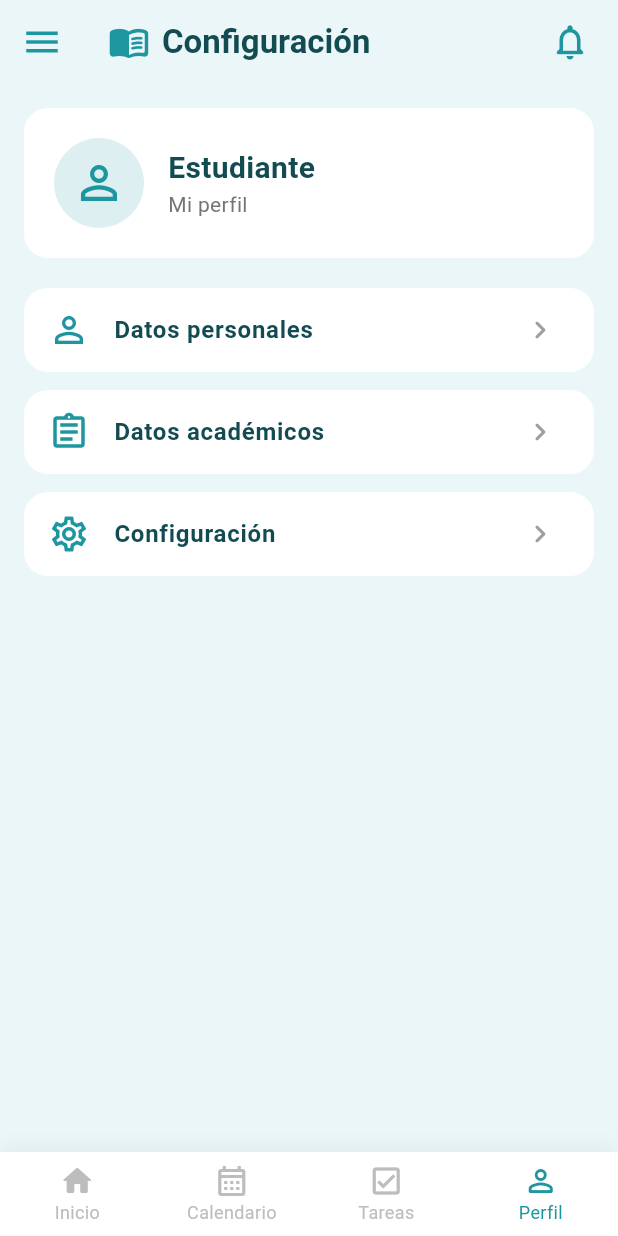
After one commit to Jon-utvam/EstuAgenda-v2, a Flutter app: the ProfileScreen screen opened directly, on a phone screen of 412 x 824 dp. The commit adds this screen. Run offline on Flutter 3.47's test engine with Material 3 defaults, Android fonts, the phone set to English and light mode, and no system bars.

Commit message:
agrega pantallas de perfil y configuracion

```diff
--- a/estu_agenda/lib/screens/calendar_screen.dart
+++ b/estu_agenda/lib/screens/calendar_screen.dart
@@ -2,6 +2,7 @@ import 'package:flutter/material.dart';
 import '../models/models.dart';
 import 'materias_tareas_screen.dart';
 import 'login_screen.dart';
+import 'profile_screen.dart';
 
 
 class TareaConMateria {
@@ -364,7 +365,10 @@ class _CalendarScreenState extends State<CalendarScreen> {
             if (index == 1 || index == 2) {
               _abrirPantallaMateriasYTareas();
             } else if (index == 3) {
-              _mostrarMensajeEnDesarrollo('Perfil');
+              Navigator.pushReplacement(
+                context,
+                MaterialPageRoute(builder: (context) => const ProfileScreen()),
+              );
             }
           },
           type: BottomNavigationBarType.fixed,
--- /dev/null
+++ b/estu_agenda/lib/screens/profile_screen.dart
@@ -0,0 +1,349 @@
+import 'package:flutter/material.dart';
+import 'settings_screen.dart';
+import 'calendar_screen.dart';
+import 'materias_tareas_screen.dart';
+import 'login_screen.dart'; // Importante para poder cerrar sesión
+
+class ProfileScreen extends StatefulWidget {
+  const ProfileScreen({super.key});
+
+  @override
+  State<ProfileScreen> createState() => _ProfileScreenState();
+}
+
+class _ProfileScreenState extends State<ProfileScreen> {
+  static const Color primaryTeal = Color(0xFF1D969F);
+  static const Color bgColor = Color(0xFFEBF6F8);
+  static const Color cardColor = Colors.white;
+  static const Color textDark = Color(0xFF124B51);
+
+  final int _currentBottomNavIndex = 3; // Índice 3 corresponde al Perfil
+
+  // Función para construir cada opción de la pantalla principal de perfil
+  Widget _buildProfileOption({required IconData icon, required String title, VoidCallback? onTap}) {
+    return Container(
+      margin: const EdgeInsets.only(bottom: 12),
+      decoration: BoxDecoration(
+        color: cardColor,
+        borderRadius: BorderRadius.circular(16),
+      ),
+      child: ListTile(
+        onTap: onTap,
+        leading: Icon(icon, color: primaryTeal, size: 28),
+        title: Text(
+          title,
+          style: const TextStyle(
+            color: textDark,
+            fontWeight: FontWeight.w600,
+            fontSize: 16,
+          ),
+        ),
+        trailing: const Icon(Icons.chevron_right_rounded, color: Colors.grey),
+      ),
+    );
+  }
+
+  // Función para construir las opciones del menú lateral (Drawer)
+  Widget _buildDrawerOption({
+    required IconData icon,
+    required String title,
+    required VoidCallback onTap,
+    bool isSelected = false,
+    bool isLogout = false,
+  }) {
+    final colorText = isLogout ? Colors.red : (isSelected ? primaryTeal : textDark);
+    final colorBg = isSelected ? primaryTeal.withOpacity(0.12) : Colors.transparent;
+
+    return Container(
+      margin: const EdgeInsets.symmetric(vertical: 2),
+      decoration: BoxDecoration(
+        color: colorBg,
+        borderRadius: BorderRadius.circular(12),
+      ),
+      child: ListTile(
+        onTap: onTap,
+        dense: true,
+        leading: Icon(icon, color: colorText, size: 22),
+        title: Text(
+          title,
+          style: TextStyle(
+            color: colorText,
+            fontWeight: isSelected ? FontWeight.bold : FontWeight.w500,
+            fontSize: 15,
+          ),
+        ),
+      ),
+    );
+  }
+
+  void _onBottomNavTapped(int index) {
+    if (index == 0 || index == 1) {
+      Navigator.pushReplacement(
+        context,
+        MaterialPageRoute(builder: (context) => const CalendarScreen()),
+      );
+    } else if (index == 2) {
+      Navigator.pushReplacement(
+        context,
+        MaterialPageRoute(builder: (context) => const MateriasTareasScreen()),
+      );
+    }
+  }
+
+  @override
+  Widget build(BuildContext context) {
+    return Scaffold(
+      backgroundColor: bgColor,
+      appBar: AppBar(
+        backgroundColor: bgColor,
+        elevation: 0,
+        leading: Builder(
+          builder: (context) => IconButton(
+            icon: const Icon(Icons.menu, color: primaryTeal, size: 28),
+            onPressed: () => Scaffold.of(context).openDrawer(),
+          ),
+        ),
+        title: Row(
+          mainAxisSize: MainAxisSize.min,
+          children: const [
+            Icon(Icons.menu_book_rounded, color: primaryTeal, size: 28),
+            SizedBox(width: 8),
+            Text(
+              'Configuración',
+              style: TextStyle(
+                color: textDark,
+                fontWeight: FontWeight.bold,
+                fontSize: 22,
+              ),
+            ),
+          ],
+        ),
+        centerTitle: false,
+        actions: [
+          IconButton(
+            icon: const Icon(Icons.notifications_none_rounded, color: primaryTeal, size: 28),
+            onPressed: () {},
+          ),
+          const SizedBox(width: 8),
+        ],
+      ),
+
+      // AQUÍ ESTÁ EL MENÚ LATERAL BASADO EN TU IMAGEN
+      drawer: Drawer(
+        backgroundColor: cardColor,
+        child: SafeArea(
+          child: Column(
+            children: [
+              Padding(
+                padding: const EdgeInsets.all(20.0),
+                child: Column(
+                  children: [
+                    Row(
+                      children: const [
+                        Icon(Icons.auto_stories_rounded, color: primaryTeal, size: 30),
+                        SizedBox(width: 10),
+                        Text(
+                          'Agenda',
+                          style: TextStyle(
+                            fontSize: 22,
+                            fontWeight: FontWeight.bold,
+                            color: textDark,
+                          ),
+                        ),
+                      ],
+                    ),
+                    const SizedBox(height: 20),
+                    CircleAvatar(
+                      radius: 36,
+                      backgroundColor: primaryTeal.withOpacity(0.15),
+                      child: const Icon(Icons.person_outline, size: 40, color: primaryTeal),
+                    ),
+                    const SizedBox(height: 10),
+                    const Text(
+                      'Estudiante',
+                      style: TextStyle(
+                        fontSize: 18,
+                        fontWeight: FontWeight.bold,
+                        color: textDark,
+                      ),
+                    ),
+                    Text(
+                      'estudiante@email.com',
+                      style: TextStyle(
+                        fontSize: 13,
+                        color: Colors.grey.shade600,
+                      ),
+                    ),
+                  ],
+                ),
+              ),
+              const Divider(height: 1),
+              Expanded(
+                child: ListView(
+                  padding: const EdgeInsets.symmetric(horizontal: 12, vertical: 10),
+                  children: [
+                    _buildDrawerOption(
+                      icon: Icons.home_rounded,
+                      title: 'Inicio',
+                      onTap: () {
+                        Navigator.pushReplacement(context, MaterialPageRoute(builder: (_) => const CalendarScreen()));
+                      },
+                    ),
+                    _buildDrawerOption(
+                      icon: Icons.person_outline_rounded,
+                      title: 'Perfil',
+                      isSelected: true, // Lo marcamos como seleccionado
+                      onTap: () => Navigator.pop(context),
+                    ),
+                    _buildDrawerOption(
+                      icon: Icons.calendar_month_outlined,
+                      title: 'Calendario',
+                      onTap: () {
+                        Navigator.pushReplacement(context, MaterialPageRoute(builder: (_) => const CalendarScreen()));
+                      },
+                    ),
+                    _buildDrawerOption(
+                      icon: Icons.menu_book_rounded,
+                      title: 'Materias',
+                      onTap: () {
+                        Navigator.pushReplacement(context, MaterialPageRoute(builder: (_) => const MateriasTareasScreen()));
+                      },
+                    ),
+                    _buildDrawerOption(
+                      icon: Icons.check_box_outlined,
+                      title: 'Tareas',
+                      onTap: () {
+                        Navigator.pushReplacement(context, MaterialPageRoute(builder: (_) => const MateriasTareasScreen()));
+                      },
+                    ),
+                    _buildDrawerOption(
+                      icon: Icons.settings_outlined,
+                      title: 'Configuración',
+                      onTap: () {
+                        Navigator.pop(context); // Cierra el menú
+                        Navigator.push(context, MaterialPageRoute(builder: (_) => const SettingsScreen()));
+                      },
+                    ),
+                  ],
+                ),
+              ),
+              const Divider(height: 1),
+              Padding(
+                padding: const EdgeInsets.all(12.0),
+                child: _buildDrawerOption(
+                  icon: Icons.logout_rounded,
+                  title: 'Cerrar sesión',
+                  isLogout: true,
+                  onTap: () {
+                    // Cierra sesión y te manda al login
+                    Navigator.pushAndRemoveUntil(
+                      context,
+                      MaterialPageRoute(builder: (_) => const LoginScreen()),
+                      (route) => false
+                    );
+                  },
+                ),
+              ),
+            ],
+          ),
+        ),
+      ),
+
+      body: Padding(
+        padding: const EdgeInsets.all(16.0),
+        child: Column(
+          children: [
+            Container(
+              padding: const EdgeInsets.all(20),
+              decoration: BoxDecoration(
+                color: cardColor,
+                borderRadius: BorderRadius.circular(16),
+              ),
+              child: Row(
+                children: [
+                  CircleAvatar(
+                    radius: 30,
+                    backgroundColor: primaryTeal.withOpacity(0.15),
+                    child: const Icon(Icons.person_outline, size: 36, color: primaryTeal),
+                  ),
+                  const SizedBox(width: 16),
+                  Column(
+                    crossAxisAlignment: CrossAxisAlignment.start,
+                    children: [
+                      const Text(
+                        'Estudiante',
+                        style: TextStyle(
+                          color: textDark,
+                          fontSize: 20,
+                          fontWeight: FontWeight.bold,
+                        ),
+                      ),
+                      Text(
+                        'Mi perfil',
+                        style: TextStyle(
+                          color: Colors.grey.shade600,
+                          fontSize: 14,
+                        ),
+                      ),
+                    ],
+                  ),
+                ],
+              ),
+            ),
+            const SizedBox(height: 20),
+
+            _buildProfileOption(
+              icon: Icons.person_outline,
+              title: 'Datos personales',
+              onTap: () {},
+            ),
+            _buildProfileOption(
+              icon: Icons.assignment_outlined,
+              title: 'Datos académicos',
+              onTap: () {},
+            ),
+            _buildProfileOption(
+              icon: Icons.settings_outlined,
+              title: 'Configuración',
+              onTap: () {
+                Navigator.push(
+                  context,
+                  MaterialPageRoute(builder: (context) => const SettingsScreen()),
+                );
+              },
+            ),
+          ],
+        ),
+      ),
+      bottomNavigationBar: Container(
+        decoration: BoxDecoration(
+          color: cardColor,
+          boxShadow: [
+            BoxShadow(
+              color: Colors.black.withOpacity(0.05),
+              blurRadius: 10,
+              offset: const Offset(0, -3),
+            ),
+          ],
+        ),
+        child: BottomNavigationBar(
+          currentIndex: _currentBottomNavIndex,
+          onTap: _onBottomNavTapped,
+          type: BottomNavigationBarType.fixed,
+          backgroundColor: cardColor,
+          selectedItemColor: primaryTeal,
+          unselectedItemColor: Colors.grey.shade400,
+          selectedFontSize: 12,
+          unselectedFontSize: 12,
+          elevation: 0,
+          items: const [
+            BottomNavigationBarItem(icon: Icon(Icons.home_rounded), label: 'Inicio'),
+            BottomNavigationBarItem(icon: Icon(Icons.calendar_month_outlined), label: 'Calendario'),
+            BottomNavigationBarItem(icon: Icon(Icons.check_box_outlined), label: 'Tareas'),
+            BottomNavigationBarItem(icon: Icon(Icons.person_outline_rounded), label: 'Perfil'),
+          ],
+        ),
+      ),
+    );
+  }
+}
```
Also changed, not shown: estu_agenda/lib/screens/settings_screen.dart (added, +131 -0 lines).
